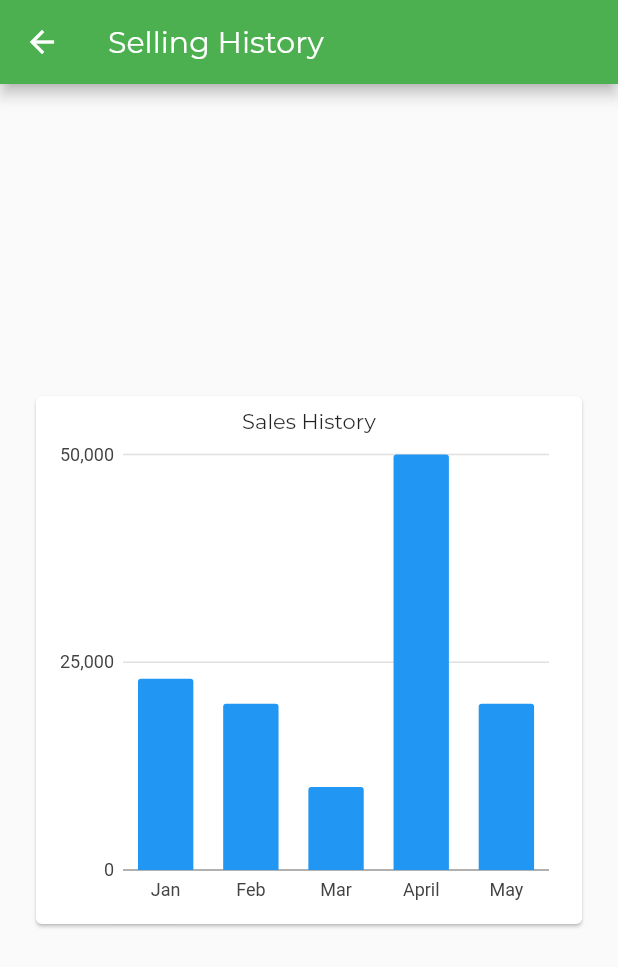
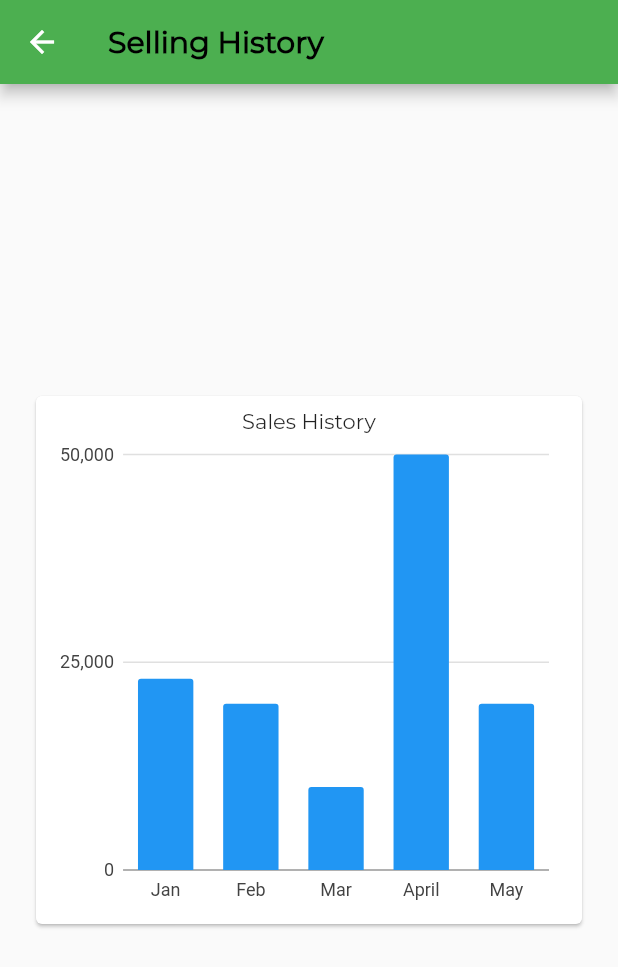
Before and after one commit to dulajdanu/teaSupplyChainWithBlockchain, a Flutter app: the HomePage screen opened directly, in the side drawer, after a tap on "Scan QR Code", on a phone screen of 412 x 824 dp. Shown: the top 967 px of the screen. Run offline on Flutter 3.47's test engine with Material 2 defaults, Android fonts, the phone set to English and light mode, and no system bars; our stand-ins replace charts_flutter, font_awesome_flutter; missing offline and left inert: qr_code_scanner.

Commit message:
ui design

```diff
--- a/lib/Products.dart
+++ b/lib/Products.dart
@@ -15,7 +15,7 @@ class ProductsState extends State<Products> {
         backgroundColor: Colors.green,
         title: Text(
           "Products",
-          style: TextStyle(color: Colors.black),
+          style: TextStyle(color: Colors.black, fontWeight: FontWeight.bold),
         ),
       ),
       body: Stack(
@@ -56,7 +56,7 @@ Widget cards(title, price) {
       boxShadow: [
         BoxShadow(
           color: Colors.grey,
-          blurRadius: 6.0,
+          blurRadius: 3.0,
         ),
       ],
       color: Colors.white,
--- a/lib/ProfilePage.dart
+++ b/lib/ProfilePage.dart
@@ -33,7 +33,10 @@ class _ProfileState extends State<Profile> {
     return Scaffold(
       appBar: AppBar(
         backgroundColor: Colors.lightGreen,
-        title: Text("Profile"),
+        title: Text(
+          "Profile",
+          style: TextStyle(fontWeight: FontWeight.bold, color: Colors.black),
+        ),
       ),
       body: ListView(
         children: <Widget>[
--- a/lib/SellingHistory.dart
+++ b/lib/SellingHistory.dart
@@ -39,7 +39,10 @@ class SellingRateState extends State<SellingRate> {
     return Scaffold(
       appBar: AppBar(
         backgroundColor: Colors.green,
-        title: Text("Selling History"),
+        title: Text(
+          "Selling History",
+          style: TextStyle(fontWeight: FontWeight.bold, color: Colors.black),
+        ),
       ),
       body: Center(
         child: Sales_Chart(data: data),
--- a/lib/home.dart
+++ b/lib/home.dart
@@ -164,32 +164,47 @@ class HomePageState extends State<HomePage> {
                 ),
                 Padding(
                   padding: EdgeInsets.all(20),
-                  child: Row(
-                    mainAxisAlignment: MainAxisAlignment.spaceAround,
-                    children: <Widget>[
-                      Icon(FontAwesomeIcons.qrcode),
-                      Container(
-                          child: RaisedButton(
-                        color: Colors.red,
-                        onPressed: () {
-                          Navigator.push(
-                              context,
-                              MaterialPageRoute(
-                                  builder: (BuildContext context) =>
-                                      QRWidget()));
-                        },
-                        child: Text("Scan QR Code",
-                            style: TextStyle(fontWeight: FontWeight.bold)),
-                      ))
-                    ],
+                  child: GestureDetector(
+                    onTap: () {
+                      Navigator.push(
+                          context,
+                          MaterialPageRoute(
+                              builder: (BuildContext context) => QRWidget()));
+                    },
+                    child: Container(
+                      height: 50,
+                      decoration: BoxDecoration(
+                          borderRadius: BorderRadius.circular(20),
+                          gradient: LinearGradient(colors: [
+                            Colors.green,
+                            Colors.greenAccent,
+                            Colors.lightGreen
+                          ])),
+                      child: Row(
+                        mainAxisAlignment: MainAxisAlignment.spaceAround,
+                        children: <Widget>[
+                          Icon(FontAwesomeIcons.qrcode),
+                          Text(
+                            "Scan QR Code",
+                            style: TextStyle(
+                                fontWeight: FontWeight.bold, fontSize: 20),
+                          )
+                        ],
+                      ),
+                    ),
                   ),
                 ),
                 Padding(
                   padding: EdgeInsets.all(10),
                   child: Container(
+                      height: 50,
                       decoration: BoxDecoration(
+                        gradient: LinearGradient(colors: [
+                          Colors.green,
+                          Colors.greenAccent,
+                          Colors.lightGreen
+                        ]),
                         borderRadius: BorderRadiusDirectional.circular(20),
-                        color: Colors.lightGreen,
                       ),
                       constraints: BoxConstraints(minWidth: double.infinity),
                       child: Column(
@@ -199,6 +214,7 @@ class HomePageState extends State<HomePage> {
                             child: Text(
                               "Recent Transactions",
                               style: TextStyle(
+                                  fontSize: 20,
                                   color: Colors.black,
                                   fontWeight: FontWeight.bold),
                               textAlign: TextAlign.center,
```
